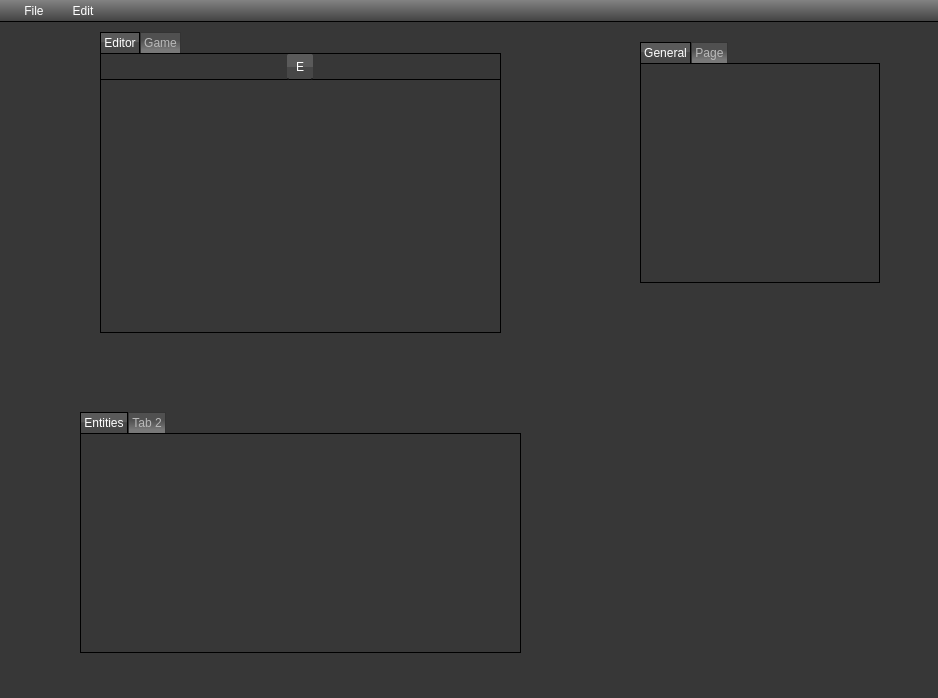
The window that QtProject/editor/mainwindow.ui (madvil/Editor) describes before a commit, drawn with Qt 5.
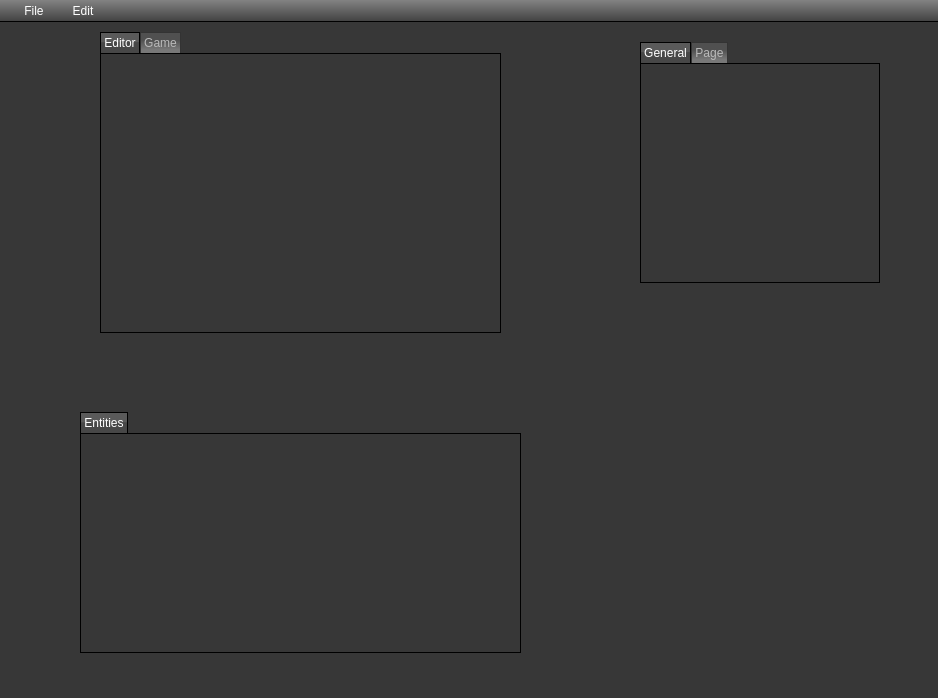
The same window after the commit. Icons and pictures are not drawn.

Diff of the .ui file:
```diff
--- a/QtProject/editor/mainwindow.ui
+++ b/QtProject/editor/mainwindow.ui
@@ -395,11 +395,6 @@
          </item>
         </layout>
        </widget>
-       <widget class="QWidget" name="tab_4">
-        <attribute name="title">
-         <string>Tab 2</string>
-        </attribute>
-       </widget>
       </widget>
      </item>
     </layout>
@@ -438,57 +433,13 @@
         <property name="styleSheet">
          <string notr="true"/>
         </property>
-        <layout class="QVBoxLayout" name="verticalLayout" stretch="0,0">
+        <layout class="QVBoxLayout" name="verticalLayout" stretch="0">
          <property name="spacing">
           <number>0</number>
          </property>
          <property name="margin">
           <number>0</number>
          </property>
-         <item>
-          <widget class="QWidget" name="widget" native="true">
-           <property name="minimumSize">
-            <size>
-             <width>0</width>
-             <height>26</height>
-            </size>
-           </property>
-           <property name="maximumSize">
-            <size>
-             <width>16777215</width>
-             <height>26</height>
-            </size>
-           </property>
-           <property name="styleSheet">
-            <string notr="true">border: none;
-border-bottom: 1px solid #000000;</string>
-           </property>
-           <layout class="QHBoxLayout" name="editorToolBarHorizontalLayout">
-            <property name="spacing">
-             <number>0</number>
-            </property>
-            <property name="leftMargin">
-             <number>2</number>
-            </property>
-            <property name="topMargin">
-             <number>0</number>
-            </property>
-            <property name="rightMargin">
-             <number>2</number>
-            </property>
-            <property name="bottomMargin">
-             <number>0</number>
-            </property>
-            <item>
-             <widget class="QToolButton" name="addEntityToolBtn">
-              <property name="text">
-               <string>E</string>
-              </property>
-             </widget>
-            </item>
-           </layout>
-          </widget>
-         </item>
          <item>
           <widget class="QWidget" name="editorViewWidget_3" native="true">
            <property name="minimumSize">
```
